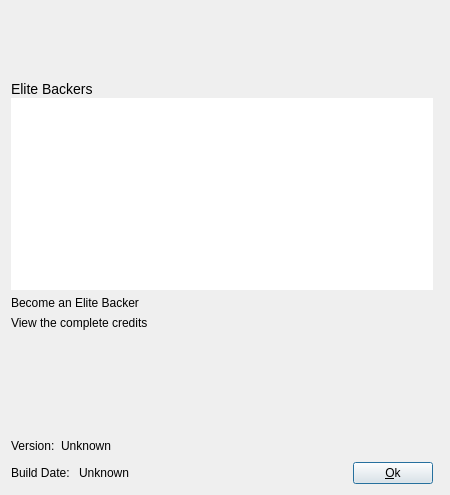
Above: src/gui/src/AboutDialogBase.ui from deskflow/deskflow before the change. Below: the same form after it.
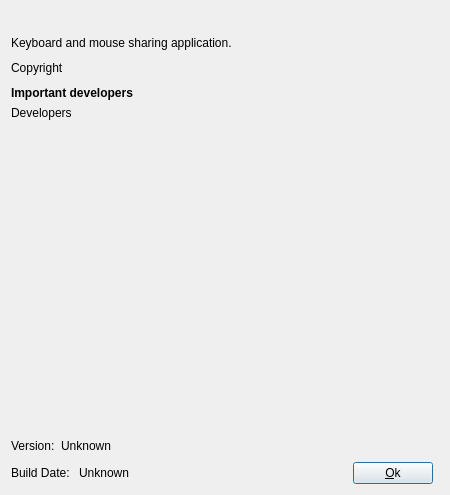
That is the form after the change. Icons and pictures are not drawn.

The edit to the form file:
```diff
--- a/src/gui/src/AboutDialogBase.ui
+++ b/src/gui/src/AboutDialogBase.ui
@@ -41,41 +41,79 @@
    <bool>true</bool>
   </property>
   <layout class="QGridLayout">
-   <item row="10" column="1">
-    <widget class="QLabel" name="labelCreditsLink">
+   <item row="5" column="1">
+    <widget class="QLabel" name="m_pCopyrightLabel">
      <property name="text">
-      <string notr="true">&lt;a href=&quot;https://symless.com/synergy/credits?source=gui&quot; style=&quot;color: #4285F4;&quot;&gt;View the complete credits&lt;/a&gt;</string>
+      <string>Copyright</string>
      </property>
      <property name="openExternalLinks">
       <bool>true</bool>
      </property>
     </widget>
    </item>
-   <item row="9" column="1">
-    <widget class="QLabel" name="labelEliteBackerLink">
+   <item row="15" column="1">
+    <layout class="QHBoxLayout" name="horizontalLayout_2">
+     <item>
+      <widget class="QLabel" name="label_5">
+       <property name="text">
+        <string>Build Date: </string>
+       </property>
+      </widget>
+     </item>
+     <item>
+      <widget class="QLabel" name="m_pLabelBuildDate">
+       <property name="text">
+        <string>Unknown</string>
+       </property>
+      </widget>
+     </item>
+     <item>
+      <spacer name="horizontalSpacer_2">
+       <property name="orientation">
+        <enum>Qt::Horizontal</enum>
+       </property>
+       <property name="sizeHint" stdset="0">
+        <size>
+         <width>40</width>
+         <height>20</height>
+        </size>
+       </property>
+      </spacer>
+     </item>
+     <item>
+      <widget class="QPushButton" name="buttonOk">
+       <property name="text">
+        <string>&amp;Ok</string>
+       </property>
+      </widget>
+     </item>
+    </layout>
+   </item>
+   <item row="7" column="1">
+    <widget class="QLabel" name="m_pTitleLabel">
+     <property name="font">
+      <font>
+       <weight>75</weight>
+       <bold>true</bold>
+      </font>
+     </property>
      <property name="text">
-      <string>&lt;a href=&quot;https://symless.com/synergy/account-status?source=gui&quot; style=&quot;color: #4285F4;&quot;&gt;Become an Elite Backer&lt;/a&gt;</string>
+      <string>Important developers</string>
      </property>
      <property name="openExternalLinks">
       <bool>true</bool>
      </property>
     </widget>
    </item>
-   <item row="3" column="1">
-    <spacer name="verticalSpacer">
-     <property name="orientation">
-      <enum>Qt::Vertical</enum>
+   <item row="2" column="1">
+    <widget class="QLabel" name="m_pDescriptionLabel">
+     <property name="text">
+      <string>Keyboard and mouse sharing application.</string>
      </property>
-     <property name="sizeHint" stdset="0">
-      <size>
-       <width>20</width>
-       <height>9</height>
-      </size>
-     </property>
-    </spacer>
+    </widget>
    </item>
-   <item row="1" column="1" colspan="2">
-    <spacer name="spacer">
+   <item row="4" column="1" colspan="2">
+    <spacer name="verticalSpacer_1">
      <property name="orientation">
       <enum>Qt::Vertical</enum>
      </property>
@@ -90,51 +128,6 @@
      </property>
     </spacer>
    </item>
-   <item row="6" column="1">
-    <layout class="QVBoxLayout" name="verticalLayout_2">
-     <property name="spacing">
-      <number>1</number>
-     </property>
-     <property name="sizeConstraint">
-      <enum>QLayout::SetNoConstraint</enum>
-     </property>
-     <property name="leftMargin">
-      <number>0</number>
-     </property>
-     <property name="topMargin">
-      <number>0</number>
-     </property>
-     <item>
-      <widget class="QLabel" name="labelEliteBackers">
-       <property name="font">
-        <font>
-         <pointsize>-1</pointsize>
-         <bold>false</bold>
-        </font>
-       </property>
-       <property name="styleSheet">
-        <string notr="true">font-size: 14px</string>
-       </property>
-       <property name="text">
-        <string>Elite Backers</string>
-       </property>
-      </widget>
-     </item>
-     <item>
-      <widget class="QTextBrowser" name="textEliteBackers">
-       <property name="styleSheet">
-        <string notr="true">font-size: 11px;</string>
-       </property>
-       <property name="frameShape">
-        <enum>QFrame::NoFrame</enum>
-       </property>
-       <property name="horizontalScrollBarPolicy">
-        <enum>Qt::ScrollBarAlwaysOff</enum>
-       </property>
-      </widget>
-     </item>
-    </layout>
-   </item>
    <item row="0" column="1">
     <widget class="QLabel" name="label_Logo">
      <property name="sizePolicy">
@@ -163,8 +156,8 @@
      </property>
     </widget>
    </item>
-   <item row="2" column="1" colspan="2">
-    <widget class="QLabel" name="label_3">
+   <item row="8" column="1" colspan="2">
+    <widget class="QLabel" name="m_pDevelopersLabel">
      <property name="sizePolicy">
       <sizepolicy hsizetype="Preferred" vsizetype="Preferred">
        <horstretch>0</horstretch>
@@ -172,7 +165,7 @@
       </sizepolicy>
      </property>
      <property name="text">
-      <string/>
+      <string>Developers</string>
      </property>
      <property name="wordWrap">
       <bool>true</bool>
@@ -182,56 +175,15 @@
      </property>
     </widget>
    </item>
-   <item row="14" column="1">
-    <layout class="QHBoxLayout" name="horizontalLayout_2">
-     <item>
-      <widget class="QLabel" name="label_5">
-       <property name="text">
-        <string>Build Date: </string>
-       </property>
-      </widget>
-     </item>
-     <item>
-      <widget class="QLabel" name="m_pLabelBuildDate">
-       <property name="text">
-        <string>Unknown</string>
-       </property>
-      </widget>
-     </item>
-     <item>
-      <spacer name="horizontalSpacer_2">
-       <property name="orientation">
-        <enum>Qt::Horizontal</enum>
-       </property>
-       <property name="sizeHint" stdset="0">
-        <size>
-         <width>40</width>
-         <height>20</height>
-        </size>
-       </property>
-      </spacer>
-     </item>
-     <item>
-      <widget class="QPushButton" name="buttonOk">
-       <property name="text">
-        <string>&amp;Ok</string>
-       </property>
-      </widget>
-     </item>
-    </layout>
-   </item>
-   <item row="11" column="1" colspan="2">
-    <spacer>
+   <item row="9" column="1">
+    <spacer name="verticalSpacer_3">
      <property name="orientation">
       <enum>Qt::Vertical</enum>
      </property>
-     <property name="sizeType">
-      <enum>QSizePolicy::Preferred</enum>
-     </property>
      <property name="sizeHint" stdset="0">
       <size>
        <width>20</width>
-       <height>100</height>
+       <height>40</height>
       </size>
      </property>
     </spacer>
@@ -285,6 +237,38 @@
      </item>
     </layout>
    </item>
+   <item row="6" column="1">
+    <spacer name="verticalSpacer_2">
+     <property name="orientation">
+      <enum>Qt::Vertical</enum>
+     </property>
+     <property name="sizeType">
+      <enum>QSizePolicy::Fixed</enum>
+     </property>
+     <property name="sizeHint" stdset="0">
+      <size>
+       <width>20</width>
+       <height>5</height>
+      </size>
+     </property>
+    </spacer>
+   </item>
+   <item row="1" column="1">
+    <spacer name="verticalSpacer">
+     <property name="orientation">
+      <enum>Qt::Vertical</enum>
+     </property>
+     <property name="sizeType">
+      <enum>QSizePolicy::Fixed</enum>
+     </property>
+     <property name="sizeHint" stdset="0">
+      <size>
+       <width>20</width>
+       <height>5</height>
+      </size>
+     </property>
+    </spacer>
+   </item>
   </layout>
  </widget>
  <resources>
```
Left out of the diff: 10 changed lines with no effect on the pictures.
